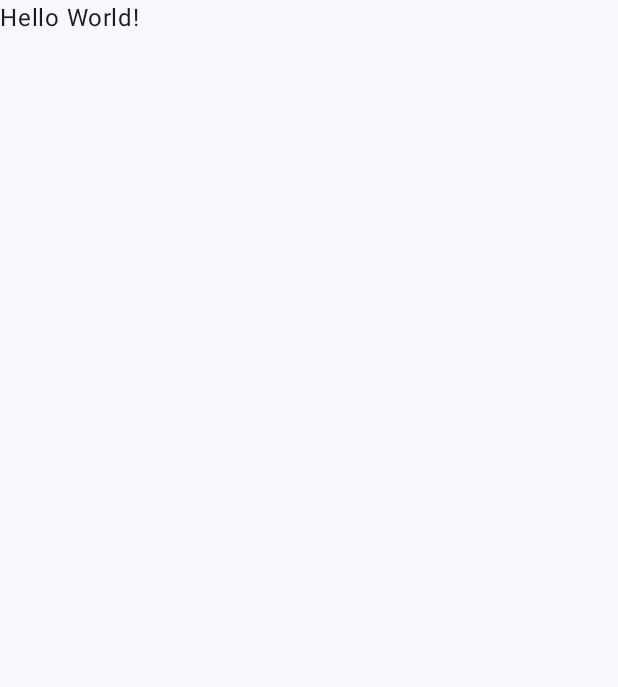
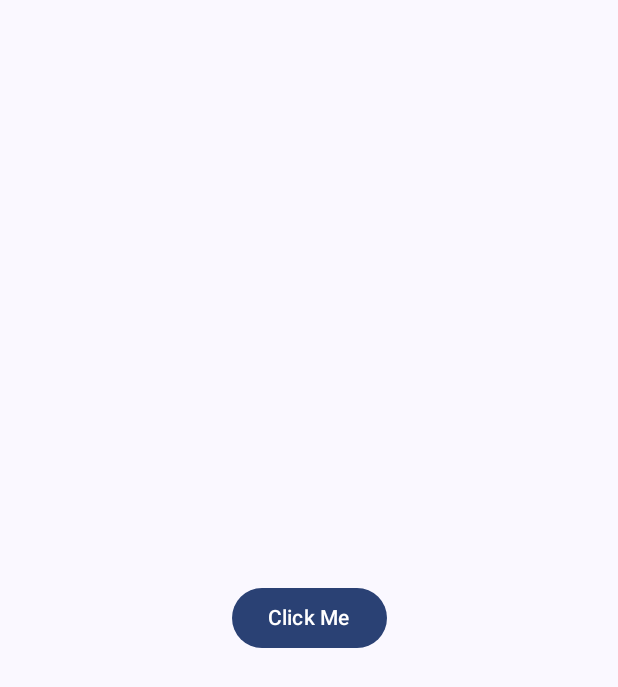
Before and after one commit to KEVqwe/CS501, an Android app built with Jetpack Compose: the screen it shows after launch (MainActivity), on a phone screen of 412 x 824 dp. Before the commit the part shown is almost empty. Shown: the top 687 px of the screen. Run offline under Robolectric (Android 15) with nearby library versions, the phone set to English and light mode, and no system bars.

Commit message:
Q2: Button

```diff
--- a/app/src/main/java/com/example/hellowworld/MainActivity.kt
+++ b/app/src/main/java/com/example/hellowworld/MainActivity.kt
@@ -12,6 +12,12 @@ import androidx.compose.runtime.Composable
 import androidx.compose.ui.Modifier
 import androidx.compose.ui.tooling.preview.Preview
 import com.example.hellowworld.ui.theme.HellowWorldTheme
+import androidx.compose.foundation.layout.*
+import androidx.compose.material3.*
+import androidx.compose.runtime.*
+import androidx.compose.ui.unit.dp
+
+
 
 class MainActivity : ComponentActivity() {
     override fun onCreate(savedInstanceState: Bundle?) {
@@ -20,10 +26,7 @@ class MainActivity : ComponentActivity() {
         setContent {
             HellowWorldTheme {
                 Scaffold(modifier = Modifier.fillMaxSize()) { innerPadding ->
-                    Greeting(
-                        name = "World",
-                        modifier = Modifier.padding(innerPadding)
-                    )
+                    HelloWorldScreen(modifier = Modifier.padding(innerPadding))
                 }
             }
         }
@@ -31,17 +34,31 @@ class MainActivity : ComponentActivity() {
 }
 
 @Composable
-fun Greeting(name: String, modifier: Modifier = Modifier) {
-    Text(
-        text = "Hello $name!",
+fun HelloWorldScreen(modifier: Modifier = Modifier) {
+    var showHelloWorld by remember { mutableStateOf(false) }
+
+    Column(
         modifier = modifier
-    )
+            .fillMaxSize()
+            .padding(16.dp),
+        verticalArrangement = Arrangement.Center,
+        horizontalAlignment = androidx.compose.ui.Alignment.CenterHorizontally
+    ) {
+        Button(onClick = { showHelloWorld = true }) {
+            Text(text = "Click Me")
+        }
+
+        if (showHelloWorld) {
+            Spacer(modifier = Modifier.height(16.dp))
+            Text(text = "Hello World", style = MaterialTheme.typography.headlineMedium)
+        }
+    }
 }
 
 @Preview(showBackground = true)
 @Composable
-fun GreetingPreview() {
+fun HelloWorldScreenPreview() {
     HellowWorldTheme {
-        Greeting("Android")
+        HelloWorldScreen()
     }
 }
```
